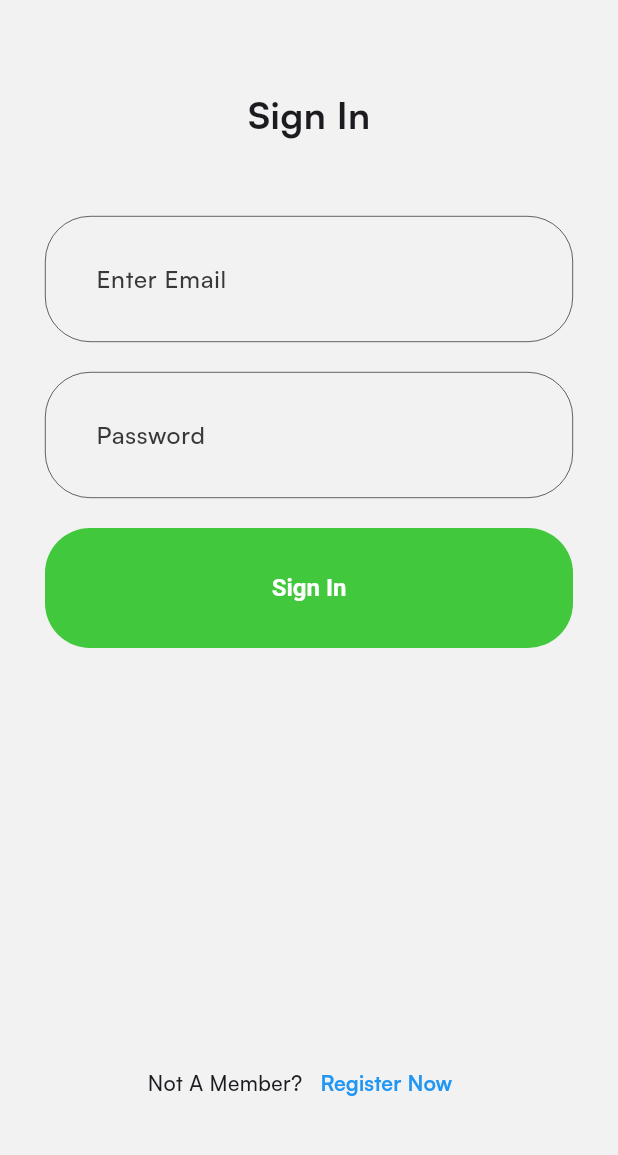
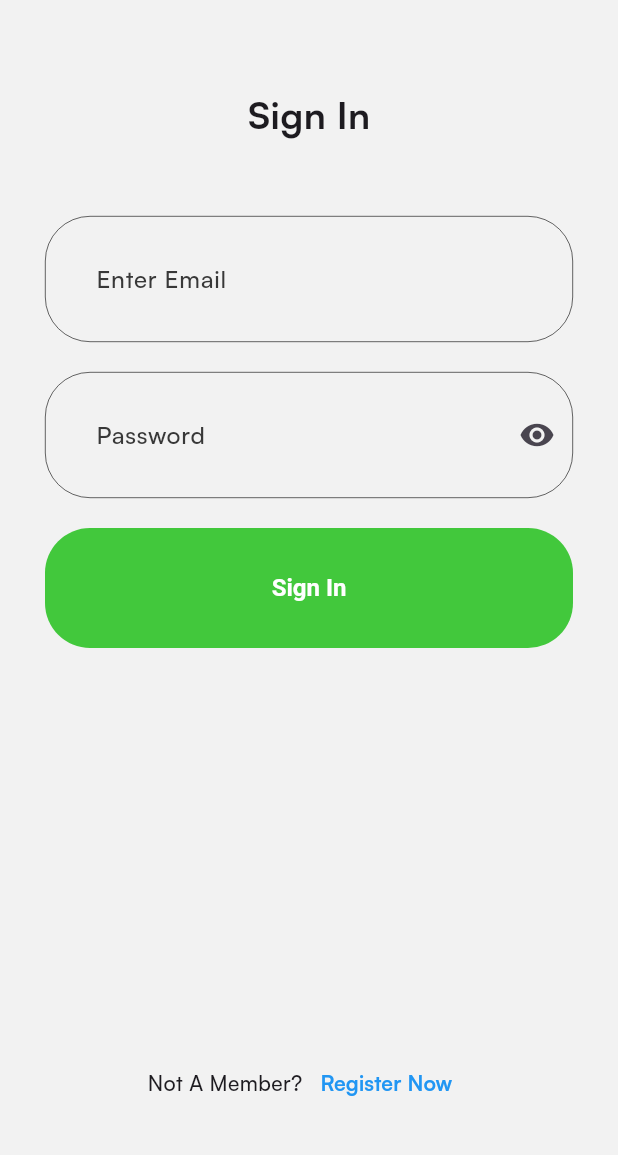
Before and after one commit to congphenikaa/2025_LTTBDD_N02_Nhom_Cong_Linh_LopThayQue, a Flutter app: the SigninPage screen opened directly, on a phone screen of 412 x 824 dp, the part 72-1227 px from its top. Run offline on Flutter 3.47's test engine with Material 3 defaults, Android fonts, the light colour scheme and no system bars; our stand-ins replace cloud_firestore, dartz, firebase_auth, firebase_core, flutter_bloc, flutter_svg and 3 more; accounts and stored records are empty; network calls fail.

Commit message:
sửa lại giao diện chút

```diff
--- a/lib/common/widgets/appbar/app_bar.dart
+++ b/lib/common/widgets/appbar/app_bar.dart
@@ -4,12 +4,14 @@ import 'package:flutter/material.dart';
 class BasicAppbar extends StatelessWidget implements PreferredSizeWidget{
   final Widget ? title;
   final Widget ? action;
+  final Widget ? leading;
   final Color ? backgroundColor;
   final bool hideBack;
   const BasicAppbar({
     this.hideBack = false,
     this.title,
     this.action,
+    this.leading,
     this.backgroundColor,
     super.key,
     });
@@ -24,8 +26,24 @@ class BasicAppbar extends StatelessWidget implements PreferredSizeWidget{
       title: title ?? const Text(''),
       actions: [
         action ?? Container()
-      ] ,
-      leading: hideBack ? null : IconButton(
+      ],
+      leading: _buildLeading(context),
+    );
+  }
+
+  Widget? _buildLeading(BuildContext context) {
+    // Nếu có leading custom, ưu tiên hiển thị leading custom
+    if (leading != null) {
+      return leading;
+    }
+
+    // Nếu hideBack = true và không có leading custom, không hiển thị gì
+    if (hideBack) {
+      return null;
+    }
+
+    // Mặc định hiển thị nút back
+    return IconButton(
       onPressed: () {
         Navigator.pop(context);
       },
@@ -42,11 +60,9 @@ class BasicAppbar extends StatelessWidget implements PreferredSizeWidget{
           color: context.isDarkMode ? Colors.white : Colors.black,
         ),
       )
-      ),
     );
   }
 
   @override
-  // TODO: implement preferredSize
   Size get preferredSize => const Size.fromHeight(kToolbarHeight);
 }
--- a/lib/presentation/auth/pages/signin.dart
+++ b/lib/presentation/auth/pages/signin.dart
@@ -9,11 +9,18 @@ import 'package:app_nghenhac/service_locator.dart';
 import 'package:flutter/material.dart';
 import 'package:flutter_svg/flutter_svg.dart';
 
-class SigninPage extends StatelessWidget {
+class SigninPage extends StatefulWidget {
   SigninPage({super.key});
 
+  @override
+  State<SigninPage> createState() => _SigninPageState();
+}
+
+class _SigninPageState extends State<SigninPage> {
   final TextEditingController _email = TextEditingController();
+
   final TextEditingController _password = TextEditingController();
+  bool _obscurePassword = true;
 
   @override
   Widget build(BuildContext context) {
@@ -94,13 +101,25 @@ class SigninPage extends StatelessWidget {
   Widget _passwordField(BuildContext context) {
     return TextField(
       controller: _password,
-      decoration: const InputDecoration(
-        hintText: 'Password'
+      obscureText: _obscurePassword, // Thêm dòng này
+      decoration: InputDecoration(
+        hintText: 'Password',
+        suffixIcon: IconButton(
+          icon: Icon(
+            _obscurePassword ? Icons.visibility : Icons.visibility_off,
+          ),
+          onPressed: () {
+            setState(() {
+              _obscurePassword = !_obscurePassword;
+            });
+          },
+        ),
       ).applyDefaults(
         Theme.of(context).inputDecorationTheme
       ),
     );
   }
+
 
   Widget _signupText(BuildContext context) {
     return Padding(
--- a/lib/presentation/home/widgets/news_songs.dart
+++ b/lib/presentation/home/widgets/news_songs.dart
@@ -59,6 +59,10 @@ class NewsSongs extends StatelessWidget {
             child: Column(
               children: [
                 Expanded(
+                  child: Padding(
+                    padding: const EdgeInsets.only(
+                      left: 10
+                    ),
                     child: Container(
                       decoration: BoxDecoration(
                         borderRadius: BorderRadius.circular(30),
@@ -82,6 +86,7 @@ class NewsSongs extends StatelessWidget {
                           child: Icon(
                             Icons.play_arrow_rounded,
                             color: context.isDarkMode ? const Color(0xff959595) : const Color(0xff555555),
+                          ),
                         ),
                       ),
                     ),
--- a/lib/presentation/song_player/bloc/song_player_cubit.dart
+++ b/lib/presentation/song_player/bloc/song_player_cubit.dart
@@ -29,7 +29,7 @@ class SongPlayerCubit extends Cubit<SongPlayerState> {
       }
     });
 
-    // Lắng nghe trạng thái loading
+
     audioPlayer.playerStateStream.listen((playerState) {
       if (!_isDisposed) {
         if (playerState.processingState == ProcessingState.loading) {
```
Also changed, not shown: lib/presentation/home/pages/home.dart (+13 -5 lines), lib/presentation/profile/pages/profile.dart (+13 -1 lines). Lines whose indentation alone changed are shown as unchanged.
